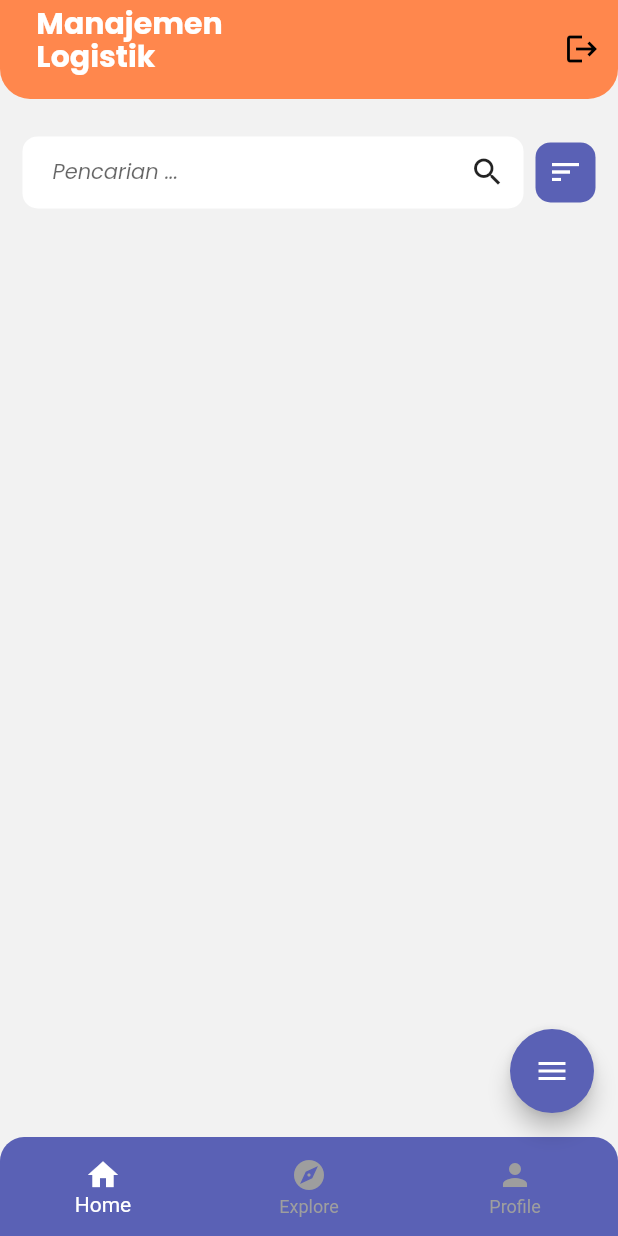
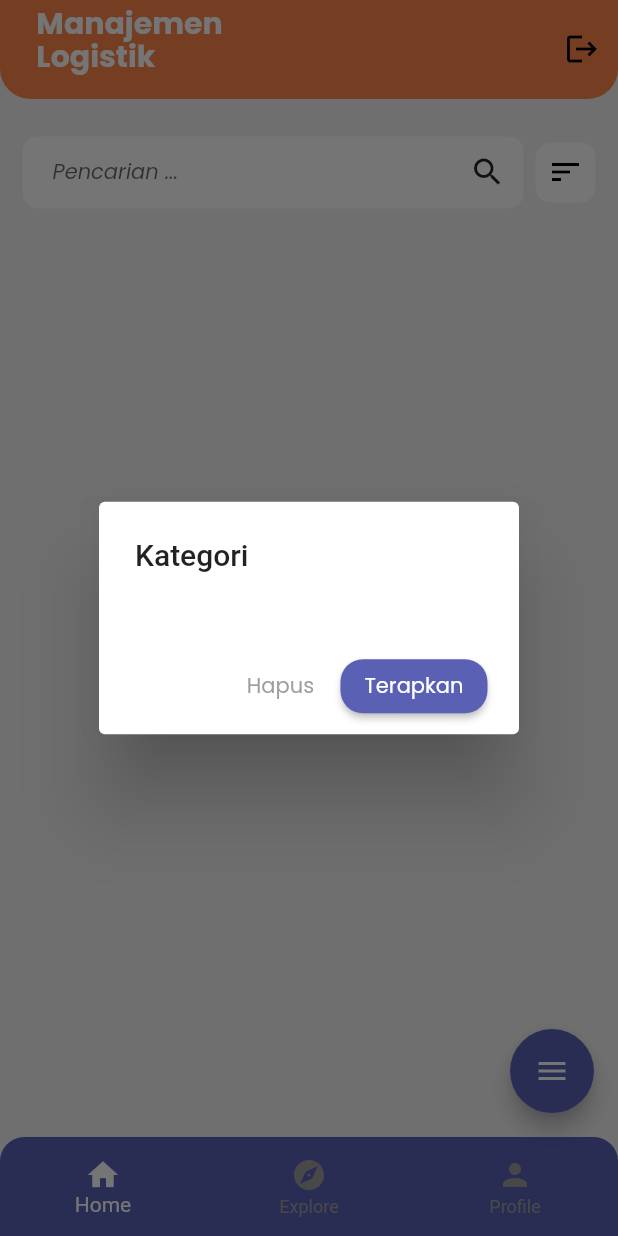
Before and after one commit to Remienne/ta_sistemManajemenLogistik, a Flutter app: the screen it shows once a user with an empty profile is signed in, after a tap on the "sort" icon, on a phone screen of 412 x 824 dp. Run offline on Flutter 3.47's test engine with Material 2 defaults, Android fonts, the phone set to English and light mode, and no system bars; drawn by our look-alikes of flutter_speed_dial; our stand-ins replace cached_network_image, cloud_firestore, dots_indicator, firebase_auth, firebase_core, firebase_storage and 5 more; accounts and stored records are empty.

Commit message:
- added feature "filter option by category"

```diff
--- a/lib/features/logisticMain/views/logistic_page.dart
+++ b/lib/features/logisticMain/views/logistic_page.dart
@@ -26,10 +26,11 @@ class _LogisticPageState extends State<LogisticPage> {
 
   List _resultList =[];
 
-  List<String> filterOptions = []; // Declare this outside your widget class
+  List<String> _filterOptions = []; // catch from firebase
 
-  String _selectedSortingOption = 'Default'; // New variable for selected sorting option
-  bool _isFilterChipVisible = false; // New variable to control visibility
+  final List<String> _selectedFilterOption = []; // New variable for selected filter option
+
+  bool _isLoading = true;
 
   @override
   void initState() {
@@ -39,10 +40,40 @@ class _LogisticPageState extends State<LogisticPage> {
   }
 
   getRecords()async{
-    var logisticData = await FirebaseFirestore
-        .instance
-        .collection('logistics')
-        .orderBy("Tanggal Kadaluarsa")
+    setState(() {
+      _isLoading = true;
+    });
+
+    Query<Map<String, dynamic>> query = FirebaseFirestore.instance.collection('logistics');
+
+    // Check if there are selected filter options
+    if (_selectedFilterOption.isNotEmpty) {
+      // If only one filter option is selected, use normal where
+      if (_selectedFilterOption.length == 1) {
+        query = query.where('Kategori', isEqualTo: _selectedFilterOption[0]);
+      }
+      else {
+        // If more than one filter option is selected, use Filter.or
+
+        // insert all Filter functions in the List below, then...
+        List<Filter> filters = [];
+        for (String option in _selectedFilterOption) {
+          filters.add(Filter('Kategori', isEqualTo: option));
+        }
+
+        // Apply Filter.or to all filters
+        Filter orCondition = Filter.or(filters[0],filters[1]);
+        for (int i = 1; i < filters.length; i++) {
+          orCondition = Filter.or(orCondition, filters[i]);
+        }
+
+        //combine all queries
+        query = query.where(orCondition);
+      }
+    }
+
+    var logisticData = await query
+        .orderBy('Tanggal Kadaluarsa')
         .get();
 
     List<Map<String, dynamic>> logisticResults = [];
@@ -62,10 +93,11 @@ class _LogisticPageState extends State<LogisticPage> {
 
     // Populate filterOptions with unique values from 'Kategori' field
     Set<String> uniqueCategories = categoryResults.map((result) => result['nama'] as String).toSet();
-    filterOptions = uniqueCategories.toList();
+    _filterOptions = uniqueCategories.toList();
 
     setState(() {
       _allResults = logisticResults;
+      _isLoading = false;
     });
     _searchResultList();
   }
@@ -193,70 +225,38 @@ class _LogisticPageState extends State<LogisticPage> {
                     GestureDetector(
                       onTap: () {
                         // Implement the sort button function
-                        _toggleFilterChipVisibility();
+                        _showFilterPopup(context);
                       },
                       child: Container(
                         padding: const EdgeInsets.all(8),
                         decoration: BoxDecoration(
-                          color: _isFilterChipVisible ? taAccentColor : Colors.white,
+                          color: _selectedFilterOption == [] ? taAccentColor : Colors.white,
                           borderRadius: BorderRadius.circular(10),
                         ),
-                        child: Icon(Icons.sort, color: _isFilterChipVisible ? Colors.white : Colors.black),
+                        child: Icon(Icons.sort, color: _selectedFilterOption == [] ? Colors.white : Colors.black),
                       ),
                     ),
                   ],
                 ),
               ),
 
-              // FilterChips
-              AnimatedSwitcher(
-                duration: const Duration(milliseconds: 500),
-                transitionBuilder: (Widget child, Animation<double> animation) {
-                  return FadeTransition(
-                    opacity: animation,
-                    child: child,
-                  );
-                },
-                child: _isFilterChipVisible
-                    ? Padding(
-                        padding: const EdgeInsets.only(left: 10, right: 10, bottom: 8),
-                        child: Wrap(
-                          spacing: 8.0, // Adjust spacing as needed
-                          children: [
-                            for (int i = 0; i < filterOptions.length; i++)
-                              FilterChip(
-                                label: Text(
-                                  filterOptions[i],
-                                  style: TextStyle(
-                                    color: _selectedSortingOption == filterOptions[i] ? Colors.white : null,
-                                  ),
-                                ),
-                                selected: _selectedSortingOption == filterOptions[i],
-                                onSelected: (selected) {
-                                  _updateSortingOption(filterOptions[i]);
-                                },
-                                backgroundColor: Colors.white,
-                                selectedColor: taAccentColor,
-                                checkmarkColor: _selectedSortingOption == filterOptions[i] ? Colors.white : null,
-                              ),
-                            if (filterOptions.isNotEmpty) // Ensure the list is not empty
-                              IconButton(
-                                icon: const Icon(Icons.clear),
-                                onPressed: () {
-                                  _clearSortingOption();
-                                },
-                              ),
-                          ],
-                        ),
-                      )
-                    : Container(padding: const EdgeInsets.only(top: 20)),
-              ),
-
               // item list
               Expanded(
                   child: Padding(
-                    padding: const EdgeInsets.only(left: 15, right: 15),
-                    child: ListView.builder(
+                    padding: const EdgeInsets.only(left: 15, right: 15, top: 20),
+                    child: _isLoading
+                        ? const Center(child: CircularProgressIndicator(),)
+                        : _resultList.isEmpty
+                          ? Center(
+                            child: Text(
+                              'Data tidak ditemukan!',
+                              style: GoogleFonts.poppins(
+                                fontSize: 16,
+                                fontWeight: FontWeight.bold,
+                              ),
+                            ),
+                      )
+                          : ListView.builder(
                         itemCount: _resultList.length,
                         itemBuilder: (c, index) {
                           DateTime expirationDate = (_resultList[index]['Tanggal Kadaluarsa']).toDate();
@@ -339,7 +339,8 @@ class _LogisticPageState extends State<LogisticPage> {
                                 ), // Divider for expired items
                               ],
                             );
-                        } else {
+                          }
+                          else {
                             // Not expired item UI
                             return Column(
                               children: [
@@ -455,66 +456,93 @@ class _LogisticPageState extends State<LogisticPage> {
     );
   }
 
-  // Function to update the selected sorting option
-  void _updateSortingOption(String option) {
-    setState(() {
-      _selectedSortingOption = option;
-      // Call your sorting function here based on the selected option
-      // sortData(option);
-    });
-  }
-
-  void _clearSortingOption() {
-    setState(() {
-      _selectedSortingOption = 'Default';
-    });
-  }
-
-  // Function to show the sorting options
-  void _showSortingOptions(BuildContext context) {
-    showModalBottomSheet(
+  void _showFilterPopup(BuildContext context) {
+    showDialog(
       context: context,
       builder: (BuildContext context) {
-        return Container(
-          padding: const EdgeInsets.all(16),
-          child: Column(
-            crossAxisAlignment: CrossAxisAlignment.start,
-            mainAxisSize: MainAxisSize.min,
-            children: [
-              const Text(
-                'Sort By',
-                style: TextStyle(fontSize: 18, fontWeight: FontWeight.bold),
+        return StatefulBuilder(
+          builder: (BuildContext context, StateSetter setState) {
+            return AlertDialog(
+              title: const Text('Kategori'),
+              content: _buildFilterChips(setState),
+              actions: [
+                TextButton(
+                  onPressed: () {
+                    setState(() {
+                      _selectedFilterOption.clear();
+                    });
+                    debugPrint('Selected options: $_selectedFilterOption');
+                  },
+                  child: Text(
+                    'Hapus',
+                    style: GoogleFonts.poppins(
+                      color: Colors.grey,
+                      fontWeight: FontWeight.w400,
+                      fontSize:14,
                     ),
-              const SizedBox(height: 10),
-              ListTile(
-                title: const Text('Option 1'),
-                onTap: () {
-                  Navigator.pop(context);
-                  _updateSortingOption('Option 1');
+                  ),
+                ),
+                ElevatedButton(
+                  onPressed: (){
+                    setState(() {
+                      getRecords();
+                    });
+                    Get.back();
+                    debugPrint('Selected options: $_selectedFilterOption');
                   },
+                  style: ElevatedButton.styleFrom(
+                      backgroundColor: taAccentColor,
+                      shape: const RoundedRectangleBorder(
+                        borderRadius: BorderRadius.all(Radius.circular(15)),
+                      )
                   ),
-              ListTile(
-                title: const Text('Option 2'),
-                onTap: () {
-                  Navigator.pop(context);
-                  _updateSortingOption('Option 2');
+                  child: Text(
+                    'Terapkan',
+                    style: GoogleFonts.poppins(
+                      color: Colors.white,
+                      fontWeight: FontWeight.normal,
+                      fontSize:14,
+                    ),
+                  ),
+                ),
+                const SizedBox(width: 5,)
+              ],
+            );
           },
-              ),
-              // Add more options as needed
-            ],
-          ),
         );
       },
     );
   }
 
-  // Function to toggle FilterChip visibility
-  void _toggleFilterChipVisibility() {
+  Widget _buildFilterChips(StateSetter setState) {
+    return Wrap(
+      spacing: 8.0,
+      children: [
+        for (String option in _filterOptions)
+          FilterChip(
+            label: Text(
+              option,
+              style: TextStyle(
+                color: _selectedFilterOption.contains(option) ? Colors.white : null,
+              ),
+            ),
+            selected: _selectedFilterOption.contains(option),
+            onSelected: (selected) {
               setState(() {
-      _isFilterChipVisible = !_isFilterChipVisible;
+                if (selected && !_selectedFilterOption.contains(option)) {
+                  _selectedFilterOption.add(option);
+                } else if (!selected && _selectedFilterOption.contains(option)){
+                  _selectedFilterOption.remove(option);
+                }
               });
+            },
+            backgroundColor: taBackgroundColor,
+            selectedColor: taAccentColor,
+            checkmarkColor: _selectedFilterOption.contains(option) ? Colors.white : null,
+          ),
+      ],
+    );
   }
-
 }
 
 class CustomBottomNavigationBar extends StatelessWidget {
```
Lines whose indentation alone changed are shown as unchanged.
